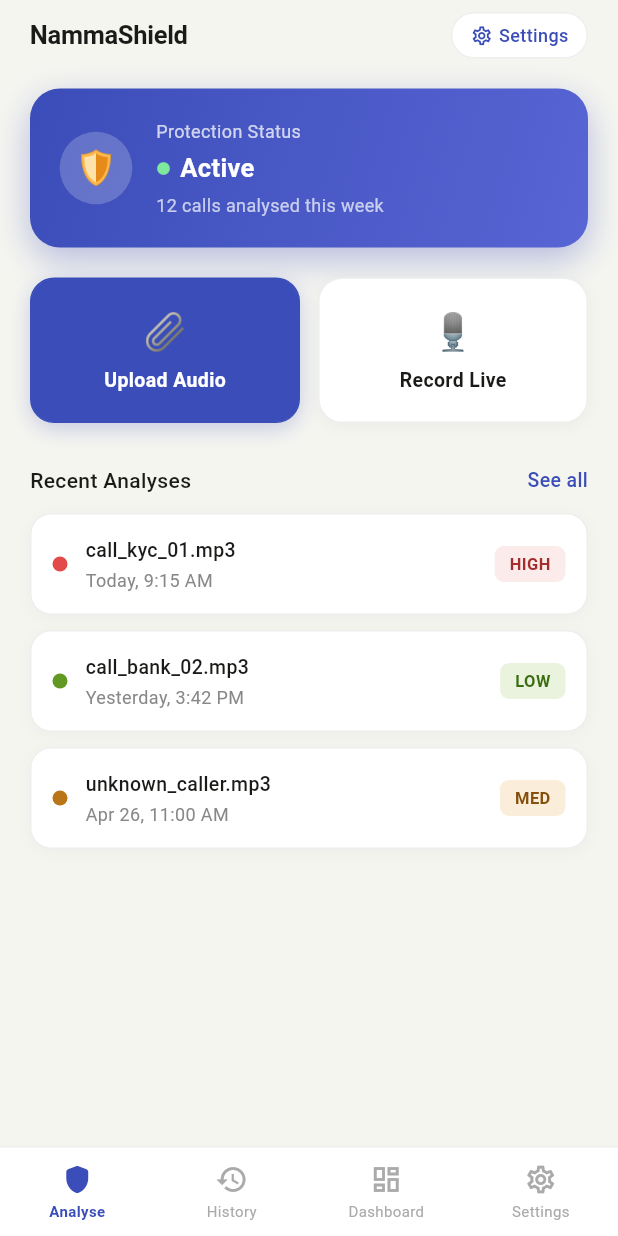
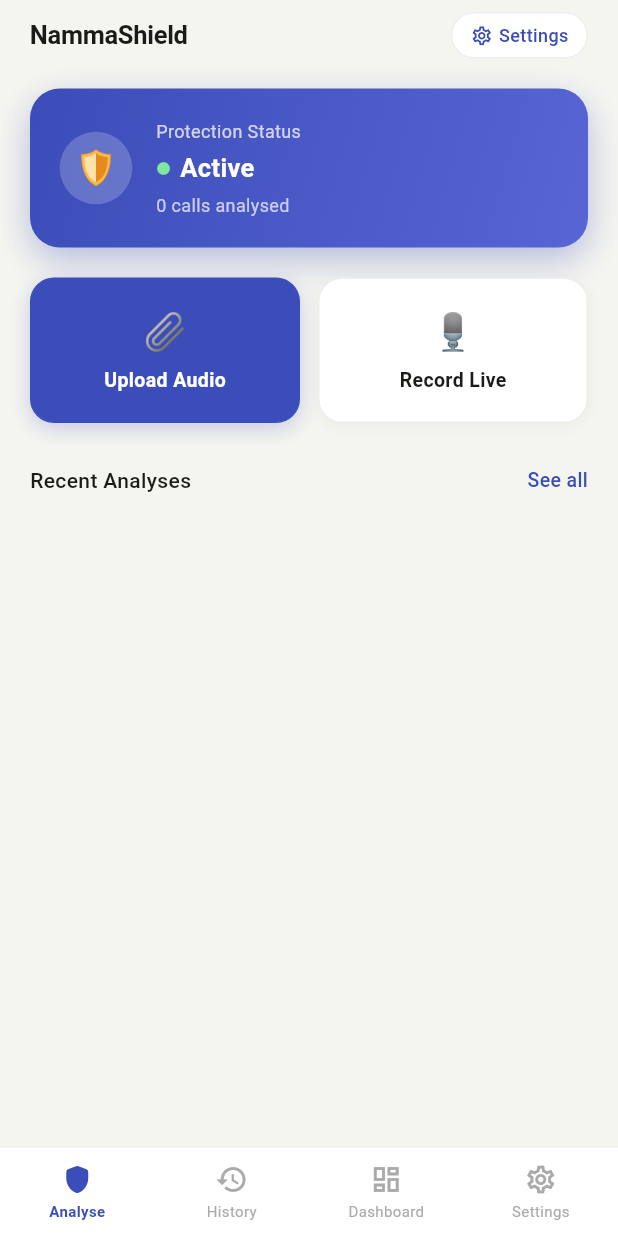
Before and after one commit to Nav-0019/Criminal_Investigation_PS, a Flutter app: the screen it shows after launch, after a tap on "Get Started", after a tap on "Allow All & Continue", on a phone screen of 412 x 824 dp. Run offline on Flutter 3.47's test engine with Material 3 defaults, Android fonts, the phone set to English and light mode, and no system bars; our stand-ins replace file_picker, fl_chart, permission_handler, shared_preferences.

Commit message:
Removed fake history from Home Screen

```diff
--- a/frontend/lib/screens/home_screen.dart
+++ b/frontend/lib/screens/home_screen.dart
@@ -3,7 +3,10 @@
 import 'upload_screen.dart';
 import 'history_screen.dart';
 import 'dashboard_screen.dart';
+import 'result_screen.dart';
 import 'settings_screen.dart';
+import '../services/history_service.dart';
+import 'package:intl/intl.dart';
 
 class HomeScreen extends StatefulWidget {
   const HomeScreen({super.key});
@@ -19,35 +22,8 @@
   late final AnimationController _pulseCtrl;
   late final Animation<double> _pulse;
 
-  List<Map<String, dynamic>> get _recent => [
-    {
-      'name': 'call_kyc_01.mp3',
-      'date': 'Today, 9:15 AM',
-      'risk': 'HIGH',
-      'score': 75,
-      'color': AppColors.highRed,
-      'bg': AppColors.highRedBg,
-      'fg': AppColors.highRedDark,
-    },
-    {
-      'name': 'call_bank_02.mp3',
-      'date': 'Yesterday, 3:42 PM',
-      'risk': 'LOW',
-      'score': 12,
-      'color': AppColors.lowGreen,
-      'bg': AppColors.lowGreenBg,
-      'fg': AppColors.lowGreenDark,
-    },
-    {
-      'name': 'unknown_caller.mp3',
-      'date': 'Apr 26, 11:00 AM',
-      'risk': 'MED',
-      'score': 42,
-      'color': AppColors.medAmber,
-      'bg': AppColors.medAmberBg,
-      'fg': AppColors.medAmberDark,
-    },
-  ];
+  List<HistoryItem> _recent = [];
+  int _totalScans = 0;
 
   @override
   void initState() {
@@ -57,6 +33,18 @@
       ..repeat(reverse: true);
     _pulse = Tween<double>(begin: 0.95, end: 1.05).animate(
         CurvedAnimation(parent: _pulseCtrl, curve: Curves.easeInOut));
+
+    _loadHistory();
+  }
+
+  Future<void> _loadHistory() async {
+    final items = await HistoryService.getHistory();
+    if (mounted) {
+      setState(() {
+        _totalScans = items.length;
+        _recent = items.take(3).toList();
+      });
+    }
   }
 
   @override
@@ -76,11 +64,14 @@
       default:
         return _AnalyseTab(
           recent: _recent,
+          totalScans: _totalScans,
           pulse: _pulse,
-          onUpload: () => Navigator.push(
+          onUpload: () {
+            Navigator.push(
               context,
               MaterialPageRoute(builder: (_) => const UploadScreen()),
-          ),
+            ).then((_) => _loadHistory());
+          },
           onSettings: () => setState(() => _tabIndex = 3),
           onHistory: () => setState(() => _tabIndex = 1),
         );
@@ -104,8 +95,9 @@
 
 class _AnalyseTab extends StatelessWidget {
   const _AnalyseTab(
-      {required this.recent, required this.pulse, required this.onUpload, required this.onSettings, required this.onHistory});
-  final List<Map<String, dynamic>> recent;
+      {required this.recent, required this.totalScans, required this.pulse, required this.onUpload, required this.onSettings, required this.onHistory});
+  final List<HistoryItem> recent;
+  final int totalScans;
   final Animation<double> pulse;
   final VoidCallback onUpload;
   final VoidCallback onSettings;
@@ -213,7 +205,7 @@
                     ),
                     SizedBox(height: 4),
                     Text(
-                      '12 calls analysed this week',
+                      '$totalScans calls analysed',
                       style: TextStyle(
                           color: Colors.white.withValues(alpha: 0.7),
                           fontSize: 12),
@@ -409,11 +401,60 @@
 
 class _RecentItem extends StatelessWidget {
   const _RecentItem({required this.data});
-  final Map<String, dynamic> data;
+  final HistoryItem data;
+
+  Color _riskColor(String risk) {
+    if (risk == 'HIGH') return AppColors.highRed;
+    if (risk == 'MEDIUM') return AppColors.medAmber;
+    return AppColors.lowGreen;
+  }
+
+  Color _riskBg(String risk) {
+    if (risk == 'HIGH') return AppColors.highRedBg;
+    if (risk == 'MEDIUM') return AppColors.medAmberBg;
+    return AppColors.lowGreenBg;
+  }
+
+  Color _riskFg(String risk) {
+    if (risk == 'HIGH') return AppColors.highRedDark;
+    if (risk == 'MEDIUM') return AppColors.medAmberDark;
+    return AppColors.lowGreenDark;
+  }
+
+  String _formatDate(int timestamp) {
+    final date = DateTime.fromMillisecondsSinceEpoch(timestamp);
+    final now = DateTime.now();
+    final difference = now.difference(date);
+
+    if (difference.inDays == 0 && now.day == date.day) {
+      return 'Today, ${DateFormat('h:mm a').format(date)}';
+    } else if (difference.inDays == 1 || (difference.inDays == 0 && now.day != date.day)) {
+      return 'Yesterday, ${DateFormat('h:mm a').format(date)}';
+    }
+    return DateFormat('MMM d, yyyy').format(date);
+  }
 
   @override
   Widget build(BuildContext context) {
-    return Container(
+    final result = data.fullData;
+    final fraudScore = (result['fraud_score'] as num?)?.toInt() ?? 0;
+
+    return GestureDetector(
+      onTap: () => Navigator.push(
+        context,
+        MaterialPageRoute(
+          builder: (_) => ResultScreen(
+            fileName: data.fileName,
+            isHighRisk: data.risk == 'HIGH',
+            riskLevel: data.risk,
+            transcript: result['transcript'] ?? '',
+            fraudScore: fraudScore,
+            highlightedWords: List<String>.from(result['highlighted_words'] ?? []),
+            fraudTypes: List<String>.from(result['fraud_types'] ?? []),
+          ),
+        ),
+      ),
+      child: Container(
         margin: const EdgeInsets.only(bottom: 10),
         padding: const EdgeInsets.all(14),
         decoration: BoxDecoration(
@@ -434,7 +475,7 @@
               width: 10,
               height: 10,
               decoration: BoxDecoration(
-              color: data['color'] as Color,
+                color: _riskColor(data.risk),
                 shape: BoxShape.circle,
               ),
             ),
@@ -443,11 +484,13 @@
               child: Column(
                 crossAxisAlignment: CrossAxisAlignment.start,
                 children: [
-                Text(data['name'] as String,
+                  Text(data.fileName,
+                      maxLines: 1,
+                      overflow: TextOverflow.ellipsis,
                       style: AppTextStyles.subtitle
                           .copyWith(fontSize: 13)),
                   SizedBox(height: 2),
-                Text(data['date'] as String,
+                  Text('${_formatDate(data.timestamp)} · Score $fraudScore',
                       style: AppTextStyles.caption
                           .copyWith(color: AppColors.textLight)),
                 ],
@@ -457,20 +500,21 @@
               padding:
                   const EdgeInsets.symmetric(horizontal: 10, vertical: 4),
               decoration: BoxDecoration(
-              color: data['bg'] as Color,
+                color: _riskBg(data.risk),
                 borderRadius: BorderRadius.circular(6),
               ),
               child: Text(
-              data['risk'] as String,
+                data.risk,
                 style: TextStyle(
                   fontSize: 11,
                   fontWeight: FontWeight.w700,
-                color: data['fg'] as Color,
+                  color: _riskFg(data.risk),
                 ),
               ),
             ),
           ],
         ),
+      ),
     );
   }
 }
```
Also changed, not shown: frontend/pubspec.lock, 2 other files. Lines whose indentation alone changed are shown as unchanged.
